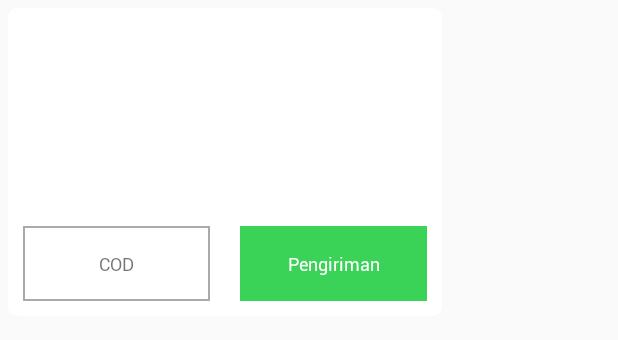
After one commit to fahmialfareza/jastipinaja-android, an Android app: the layout dialog_confirmation.xml on its own in the app's theme, with its tools: preview values and no code run, on a phone screen of 412 x 824 dp. The commit adds this screen. Shown: the top 340 px of the screen. Run offline under Robolectric (Android 15) with nearby library versions, the phone set to English and light mode, and no system bars.

Commit message:
Add confirmation dialog dan payment

```diff
--- /dev/null
+++ b/app/src/main/res/drawable/bg_rectangle_green.xml
@@ -0,0 +1,9 @@
+<?xml version="1.0" encoding="utf-8"?>
+<layer-list
+    xmlns:android="http://schemas.android.com/apk/res/android">
+    <item>
+        <shape android:shape="rectangle">
+            <solid android:color="@color/colorPrimary"/>
+        </shape>
+    </item>
+</layer-list>
--- /dev/null
+++ b/app/src/main/res/drawable/bg_rectangle_white.xml
@@ -0,0 +1,11 @@
+<?xml version="1.0" encoding="utf-8"?>
+<layer-list
+    xmlns:android="http://schemas.android.com/apk/res/android">
+    <item>
+        <shape android:shape="rectangle">
+            <solid android:color="@android:color/white"/>
+            <stroke android:width="1dp"
+                android:color="@android:color/darker_gray"/>
+        </shape>
+    </item>
+</layer-list>
--- /dev/null
+++ b/app/src/main/res/drawable/bg_rounded_white.xml
@@ -0,0 +1,9 @@
+<?xml version="1.0" encoding="utf-8"?>
+<layer-list xmlns:android="http://schemas.android.com/apk/res/android">
+    <item>
+        <shape android:shape="rectangle">
+            <solid android:color="@android:color/white" />
+            <corners android:radius="6dp" />
+        </shape>
+    </item>
+</layer-list>
--- /dev/null
+++ b/app/src/main/res/layout/dialog_confirmation.xml
@@ -0,0 +1,82 @@
+<?xml version="1.0" encoding="utf-8"?>
+<LinearLayout xmlns:android="http://schemas.android.com/apk/res/android"
+    xmlns:tools="http://schemas.android.com/tools"
+    android:id="@+id/parentLyt"
+    android:layout_width="300dp"
+    android:layout_height="wrap_content"
+    android:descendantFocusability="beforeDescendants"
+    android:focusable="true"
+    android:focusableInTouchMode="true"
+    android:gravity="start|top"
+    android:orientation="vertical"
+    android:padding="5dp">
+
+    <LinearLayout
+        android:layout_width="match_parent"
+        android:layout_height="wrap_content"
+        android:background="@drawable/bg_rounded_white"
+        android:gravity="top|start"
+        android:orientation="vertical">
+
+        <TextView
+            android:id="@+id/titleTxt"
+            android:layout_width="match_parent"
+            android:layout_height="55dp"
+            android:gravity="center"
+            android:paddingStart="15dp"
+            android:paddingEnd="15dp"
+            android:textColor="@android:color/holo_green_dark"
+            android:textSize="14sp"
+            tools:targetApi="lollipop"/>
+
+        <TextView
+            android:id="@+id/contentTxt"
+            android:layout_width="match_parent"
+            android:layout_height="wrap_content"
+            android:gravity="top|center"
+            android:lineSpacingExtra="5sp"
+            android:minHeight="80dp"
+            android:paddingStart="15dp"
+            android:paddingTop="15dp"
+            android:paddingEnd="15dp"
+            android:paddingBottom="15dp"
+            android:textColor="@android:color/black"
+            android:textSize="12sp"/>
+
+        <LinearLayout
+            android:layout_width="match_parent"
+            android:layout_height="50dp"
+            android:layout_margin="10dp"
+            android:layout_gravity="center"
+            android:gravity="center"
+            android:orientation="horizontal"
+            tools:targetApi="lollipop">
+
+            <TextView
+                android:id="@+id/cancelLyt"
+                android:layout_width="0dp"
+                android:layout_height="match_parent"
+                android:layout_weight="1"
+                android:background="@drawable/bg_rectangle_white"
+                android:gravity="center"
+                android:text="@string/label_cod"
+                android:textSize="12sp" />
+
+            <View
+                android:layout_width="20dp"
+                android:layout_height="match_parent" />
+
+            <TextView
+                android:id="@+id/okLyt"
+                android:layout_width="0dp"
+                android:layout_height="match_parent"
+                android:layout_weight="1"
+                android:background="@drawable/bg_rectangle_green"
+                android:gravity="center"
+                android:text="@string/label_pengiriman"
+                android:textColor="@android:color/white"
+                android:textSize="12sp" />
+
+        </LinearLayout>
+    </LinearLayout>
+</LinearLayout>
--- a/app/src/main/res/values/strings.xml
+++ b/app/src/main/res/values/strings.xml
@@ -98,6 +98,8 @@
     <string name="label_alamat_kirim">Alamat Kirim</string>
     <string name="next_to_pay">Lanjutkan Ke Pembayaran</string>
     <string name="label_metode_pembayaran">Metode Pembayaran</string>
+    <string name="label_cod">COD</string>
+    <string name="label_pengiriman">Pengiriman</string>
 
     <string-array name="category">
         <item>Fashion dan Aksesoris</item>
```
Also changed, not shown: app/src/main/java/com/dinokeylas/jastipinaja/ConfirmationDialog.kt (added, +128 -0 lines), app/src/main/java/com/dinokeylas/jastipinaja/DetailProductActivity.kt (+23 -6 lines), app/src/main/java/com/dinokeylas/jastipinaja/PaymentActivity.kt (+25 -0 lines), app/src/main/java/com/dinokeylas/jastipinaja/ProductBuyActivity.kt (+15 -3 lines).
